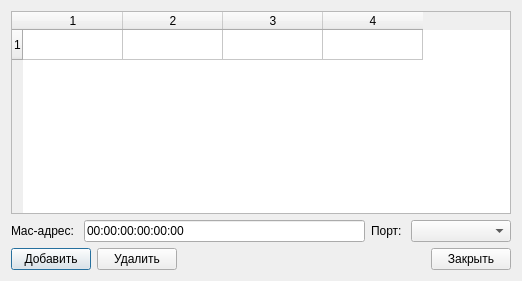
This is ui/tableswitch.ui in Vortm4x/netemul as Qt 5 draws it before an edit. The edited form follows.
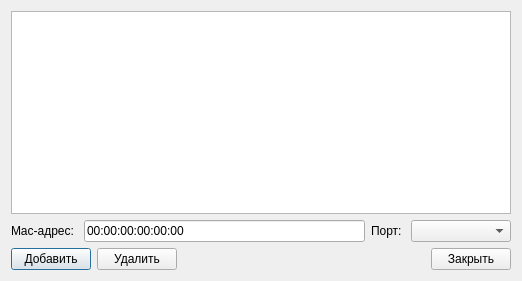
This is the edited form. Icons and pictures are not drawn.

What changed in the file:
```diff
--- a/ui/tableswitch.ui
+++ b/ui/tableswitch.ui
@@ -15,7 +15,7 @@
   </property>
   <layout class="QVBoxLayout" name="verticalLayout">
    <item>
-    <widget class="QTableWidget" name="table">
+    <widget class="QTableView" name="table">
      <property name="minimumSize">
       <size>
        <width>500</width>
@@ -28,27 +28,6 @@
      <property name="selectionBehavior">
       <enum>QAbstractItemView::SelectRows</enum>
      </property>
-     <property name="rowCount">
-      <number>1</number>
-     </property>
-     <property name="columnCount">
-      <number>4</number>
-     </property>
-     <row/>
-     <column/>
-     <column/>
-     <column/>
-     <column/>
-     <item row="0" column="0">
-      <property name="text">
-       <string/>
-      </property>
-     </item>
-     <item row="0" column="2">
-      <property name="text">
-       <string/>
-      </property>
-     </item>
     </widget>
    </item>
    <item>
```
